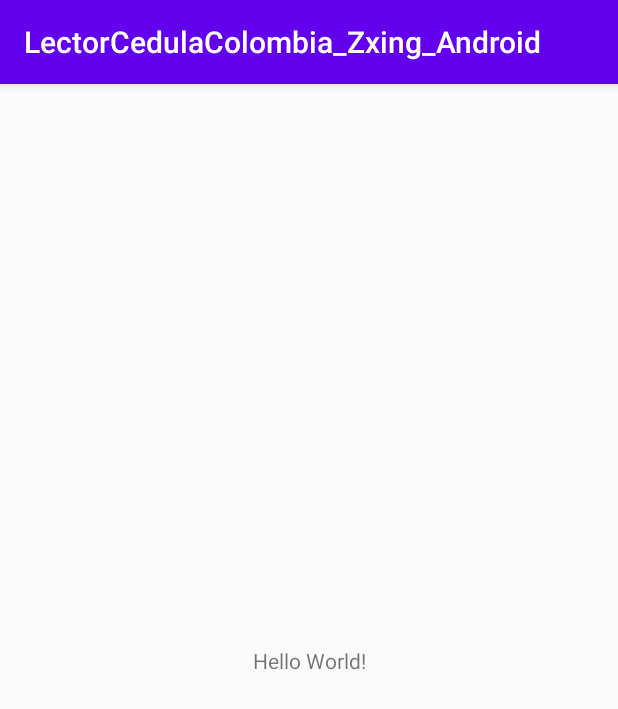
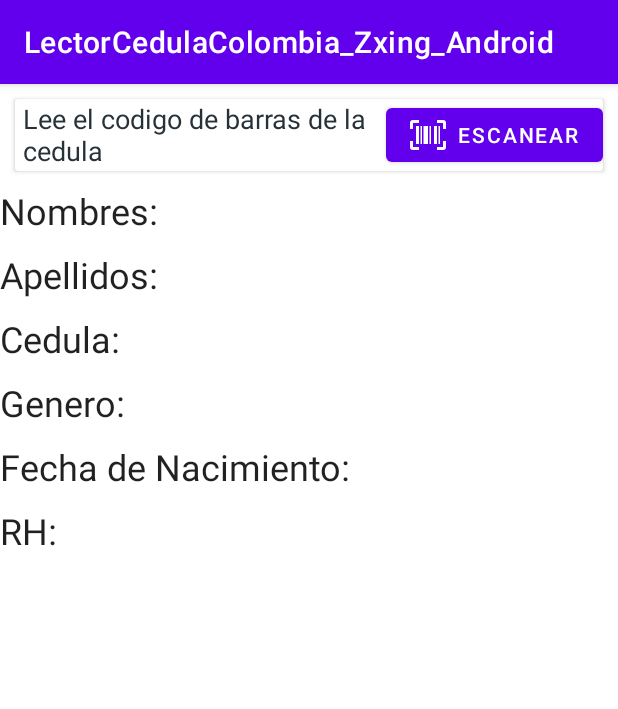
Before and after one commit to fgardila/LectorCedulaColombia_Zxing_Android, an Android app: the screen it shows after launch (MainActivity), on a phone screen of 412 x 824 dp. Shown: the top 709 px of the screen. Run offline under Robolectric (Android 15) with nearby library versions, the phone set to English and light mode, and no system bars.

Commit message:
Inital desing

```diff
--- a/app/build.gradle
+++ b/app/build.gradle
@@ -26,7 +26,9 @@ dependencies {
     implementation fileTree(dir: "libs", include: ["*.jar"])
     implementation 'androidx.appcompat:appcompat:1.1.0'
     implementation 'androidx.constraintlayout:constraintlayout:1.1.3'
-    testImplementation 'junit:junit:4.12'
+    implementation 'androidx.cardview:cardview:1.0.0'
+    implementation 'com.google.android.material:material:1.1.0'
+    testImplementation 'junit:junit:4.13'
     androidTestImplementation 'androidx.test.ext:junit:1.1.1'
     androidTestImplementation 'androidx.test.espresso:espresso-core:3.2.0'
 
--- a/app/src/main/java/com/code93/lectorcedulacolombia_zxing_android/MainActivity.java
+++ b/app/src/main/java/com/code93/lectorcedulacolombia_zxing_android/MainActivity.java
@@ -3,6 +3,7 @@ package com.code93.lectorcedulacolombia_zxing_android;
 import androidx.appcompat.app.AppCompatActivity;
 
 import android.os.Bundle;
+import android.view.View;
 
 public class MainActivity extends AppCompatActivity {
 
@@ -11,4 +12,7 @@ public class MainActivity extends AppCompatActivity {
         super.onCreate(savedInstanceState);
         setContentView(R.layout.activity_main);
     }
+
+    public void onClick(View view) {
+    }
 }
--- /dev/null
+++ b/app/src/main/res/drawable-v24/barcode_scan.xml
@@ -0,0 +1,8 @@
+<!-- drawable/barcode_scan.xml -->
+<vector xmlns:android="http://schemas.android.com/apk/res/android"
+    android:height="24dp"
+    android:width="24dp"
+    android:viewportWidth="24"
+    android:viewportHeight="24">
+    <path android:fillColor="#000" android:pathData="M4,6H6V18H4V6M7,6H8V18H7V6M9,6H12V18H9V6M13,6H14V18H13V6M16,6H18V18H16V6M19,6H20V18H19V6M2,4V8H0V4A2,2 0 0,1 2,2H6V4H2M22,2A2,2 0 0,1 24,4V8H22V4H18V2H22M2,16V20H6V22H2A2,2 0 0,1 0,20V16H2M22,20V16H24V20A2,2 0 0,1 22,22H18V20H22Z" />
+</vector>
--- /dev/null
+++ b/app/src/main/res/drawable/barcode_scan.xml
@@ -0,0 +1,8 @@
+<!-- drawable/barcode_scan.xml -->
+<vector xmlns:android="http://schemas.android.com/apk/res/android"
+    android:height="24dp"
+    android:width="24dp"
+    android:viewportWidth="24"
+    android:viewportHeight="24">
+    <path android:fillColor="#000" android:pathData="M4,6H6V18H4V6M7,6H8V18H7V6M9,6H12V18H9V6M13,6H14V18H13V6M16,6H18V18H16V6M19,6H20V18H19V6M2,4V8H0V4A2,2 0 0,1 2,2H6V4H2M22,2A2,2 0 0,1 24,4V8H22V4H18V2H22M2,16V20H6V22H2A2,2 0 0,1 0,20V16H2M22,20V16H24V20A2,2 0 0,1 22,22H18V20H22Z" />
+</vector>
--- a/app/src/main/res/layout/activity_main.xml
+++ b/app/src/main/res/layout/activity_main.xml
@@ -1,18 +1,115 @@
 <?xml version="1.0" encoding="utf-8"?>
-<androidx.constraintlayout.widget.ConstraintLayout xmlns:android="http://schemas.android.com/apk/res/android"
+<LinearLayout xmlns:android="http://schemas.android.com/apk/res/android"
     xmlns:app="http://schemas.android.com/apk/res-auto"
     xmlns:tools="http://schemas.android.com/tools"
     android:layout_width="match_parent"
     android:layout_height="match_parent"
+    android:orientation="vertical"
     tools:context=".MainActivity">
 
-    <TextView
-        android:layout_width="wrap_content"
-        android:layout_height="wrap_content"
-        android:text="Hello World!"
-        app:layout_constraintBottom_toBottomOf="parent"
-        app:layout_constraintLeft_toLeftOf="parent"
-        app:layout_constraintRight_toRightOf="parent"
-        app:layout_constraintTop_toTopOf="parent" />
+    <androidx.core.widget.NestedScrollView
+        android:layout_width="match_parent"
+        android:layout_height="match_parent"
+        android:clipToPadding="false"
+        android:scrollbars="none"
+        android:scrollingCache="true"
+        app:layout_behavior="@string/appbar_scrolling_view_behavior">
 
-</androidx.constraintlayout.widget.ConstraintLayout>
+        <LinearLayout
+            android:layout_width="match_parent"
+            android:layout_height="wrap_content"
+            android:orientation="vertical">
+
+            <androidx.cardview.widget.CardView
+                android:layout_width="match_parent"
+                android:layout_height="wrap_content"
+                android:layout_marginLeft="@dimen/spacing_middle"
+                android:layout_marginRight="@dimen/spacing_middle"
+                app:cardBackgroundColor="@android:color/white"
+                android:layout_marginTop="10dp"
+                app:cardCornerRadius="2dp"
+                app:cardElevation="2dp">
+
+                <RelativeLayout
+                    android:layout_width="match_parent"
+                    android:layout_height="wrap_content"
+                    android:orientation="horizontal">
+
+                    <TextView
+                        android:layout_width="wrap_content"
+                        android:layout_height="wrap_content"
+                        android:layout_alignParentStart="true"
+                        android:layout_centerVertical="true"
+                        android:layout_toLeftOf="@id/btnScan"
+                        android:paddingLeft="@dimen/spacing_medium"
+                        android:paddingRight="@dimen/spacing_medium"
+                        android:text="Lee el codigo de barras de la cedula"
+                        android:textAppearance="@style/TextAppearance.AppCompat.Medium"
+                        android:textColor="@color/grey_90" />
+
+                    <com.google.android.material.button.MaterialButton
+                        android:id="@+id/btnScan"
+                        android:layout_width="wrap_content"
+                        android:layout_height="wrap_content"
+                        android:layout_alignParentEnd="true"
+                        android:layout_centerVertical="true"
+                        android:onClick="onClick"
+                        android:text="Escanear"
+                        android:drawableStart="@drawable/barcode_scan"
+                        app:icon="@drawable/barcode_scan" />
+                </RelativeLayout>
+
+            </androidx.cardview.widget.CardView>
+
+            <TextView
+                android:id="@+id/tvFirstName"
+                android:layout_width="wrap_content"
+                android:layout_height="wrap_content"
+                android:layout_marginTop="10dp"
+                android:text="Nombres:"
+                android:textAppearance="?attr/textAppearanceHeadline5"/>
+
+            <TextView
+                android:id="@+id/tvLastName"
+                android:layout_width="wrap_content"
+                android:layout_height="wrap_content"
+                android:layout_marginTop="10dp"
+                android:text="Apellidos:"
+                android:textAppearance="?attr/textAppearanceHeadline5"/>
+
+            <TextView
+                android:id="@+id/tvDocumentID"
+                android:layout_width="wrap_content"
+                android:layout_height="wrap_content"
+                android:layout_marginTop="10dp"
+                android:text="Cedula:"
+                android:textAppearance="?attr/textAppearanceHeadline5"/>
+
+            <TextView
+                android:id="@+id/tvGender"
+                android:layout_width="wrap_content"
+                android:layout_height="wrap_content"
+                android:layout_marginTop="10dp"
+                android:text="Genero:"
+                android:textAppearance="?attr/textAppearanceHeadline5"/>
+
+            <TextView
+                android:id="@+id/tvDate"
+                android:layout_width="wrap_content"
+                android:layout_height="wrap_content"
+                android:layout_marginTop="10dp"
+                android:text="Fecha de Nacimiento:"
+                android:textAppearance="?attr/textAppearanceHeadline5"/>
+
+            <TextView
+                android:id="@+id/tvRH"
+                android:layout_width="wrap_content"
+                android:layout_height="wrap_content"
+                android:layout_marginTop="10dp"
+                android:text="RH:"
+                android:textAppearance="?attr/textAppearanceHeadline5"/>
+
+        </LinearLayout>
+    </androidx.core.widget.NestedScrollView>
+
+</LinearLayout>
--- a/app/src/main/res/values/colors.xml
+++ b/app/src/main/res/values/colors.xml
@@ -3,4 +3,6 @@
     <color name="colorPrimary">#6200EE</color>
     <color name="colorPrimaryDark">#3700B3</color>
     <color name="colorAccent">#03DAC5</color>
+
+    <color name="grey_90">#263238</color>
 </resources>
--- /dev/null
+++ b/app/src/main/res/values/dimens.xml
@@ -0,0 +1,18 @@
+<?xml version="1.0" encoding="utf-8"?>
+<resources>
+    <!--genaral spacing-->
+    <dimen name="spacing_xsmall">2dp</dimen>
+    <dimen name="spacing_small">3dp</dimen>
+    <dimen name="spacing_medium">5dp</dimen>
+    <dimen name="spacing_xmedium">7dp</dimen>
+    <dimen name="spacing_middle">10dp</dimen>
+    <dimen name="spacing_large">15dp</dimen>
+    <dimen name="spacing_smlarge">18dp</dimen>
+    <dimen name="spacing_mlarge">20dp</dimen>
+    <dimen name="spacing_mxlarge">25dp</dimen>
+    <dimen name="spacing_xlarge">35dp</dimen>
+    <dimen name="spacing_xmlarge">40dp</dimen>
+    <dimen name="spacing_xxlarge">50dp</dimen>
+    <dimen name="spacing_xxxlarge">55dp</dimen>
+    <dimen name="appbar_padding_top">8dp</dimen>
+</resources>
--- a/app/src/main/res/values/styles.xml
+++ b/app/src/main/res/values/styles.xml
@@ -1,6 +1,6 @@
 <resources>
     <!-- Base application theme. -->
-    <style name="AppTheme" parent="Theme.AppCompat.Light.DarkActionBar">
+    <style name="AppTheme" parent="Theme.MaterialComponents.Light.DarkActionBar">
         <!-- Customize your theme here. -->
         <item name="colorPrimary">@color/colorPrimary</item>
         <item name="colorPrimaryDark">@color/colorPrimaryDark</item>
```
